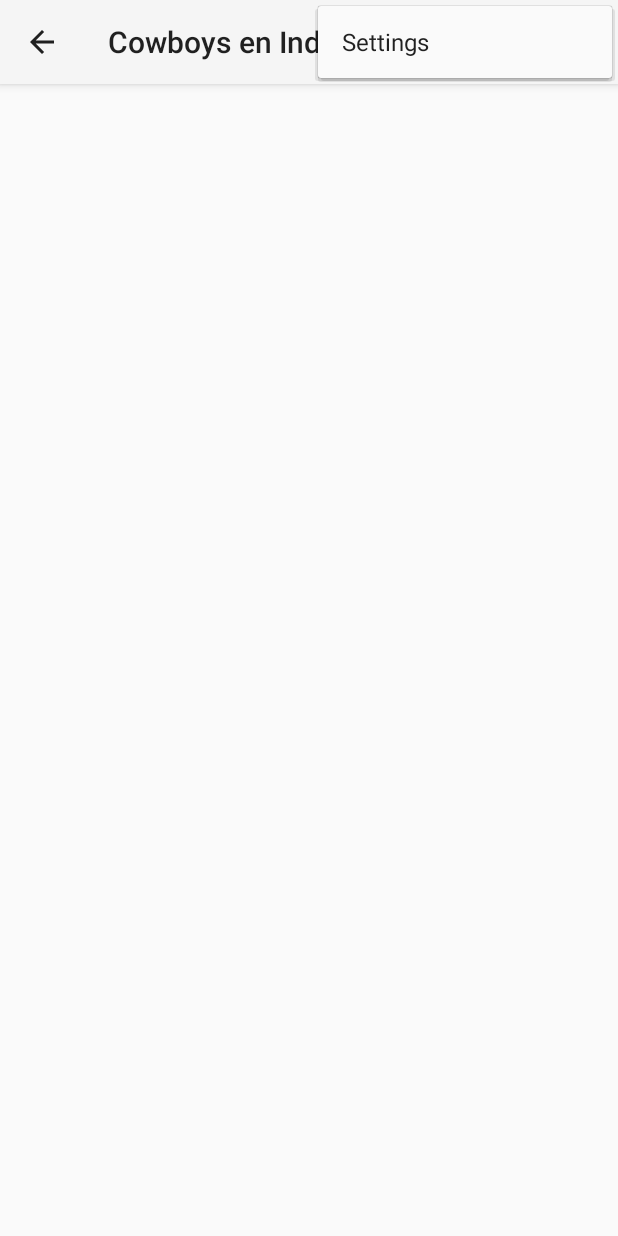
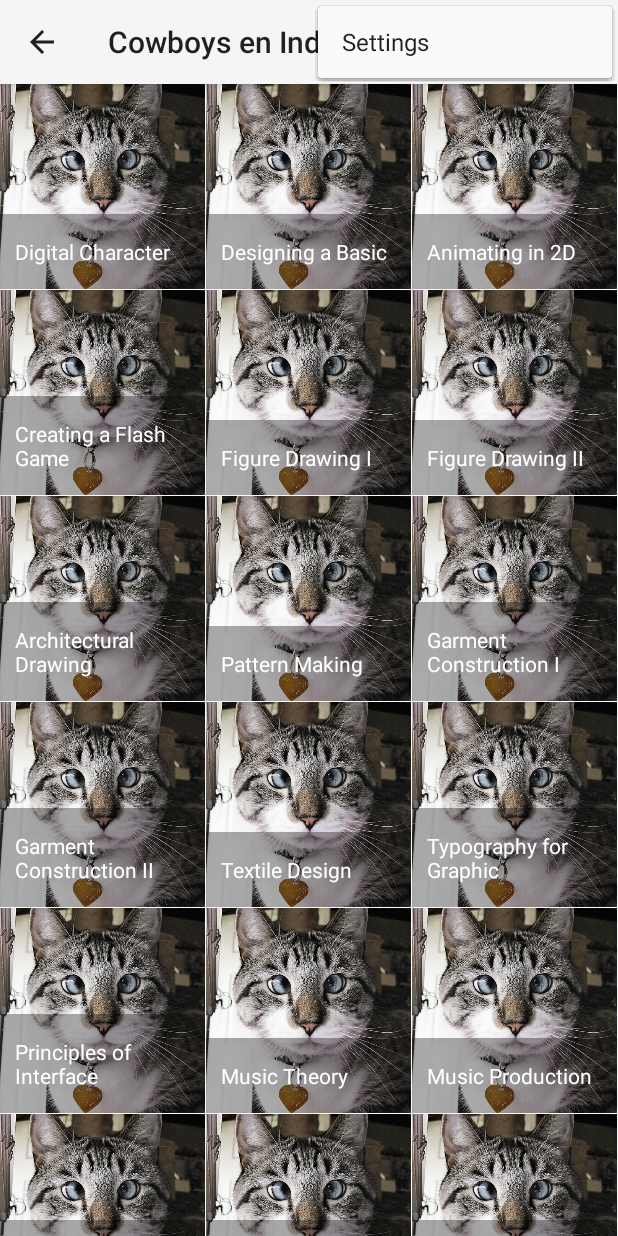
Before and after one commit to rkodde/cowboysenindiana, an Android app: the screen it shows after launch (Dashboard), with the options menu open, on a phone screen of 412 x 824 dp. Run offline under Robolectric (Android 15) with nearby library versions, the phone set to English and light mode, and no system bars; 2 statements that could not run were skipped.

Commit message:
First outline of Presence List on Dashboard

```diff
--- /dev/null
+++ b/CowboysenIndiana/app/src/main/java/nl/cowboysenindiana/app/nl/cowboysenindiana/app/data/Child.java
@@ -0,0 +1,31 @@
+package nl.cowboysenindiana.app.nl.cowboysenindiana.app.data;
+
+/**
+ * Basic class 'Child'
+ * to manage children's details
+ * Created by Sasha Antipin on 18-10-2015.
+ */
+public class Child {
+        private int childNumber;
+        private String childName;
+        private String childNote;
+
+        public Child(int childNumber, String childName, String childNote) {
+            this.childNumber = childNumber;
+            this.childName = childName;
+            this.childNote = childNote;
+        }
+
+        public int getChildNumber() {
+            return childNumber;
+        }
+
+        public String getChildName() { return childName; }
+
+        public String getChildNote() { return childNote; }
+
+        @Override
+        public String toString() {
+            return childName;
+        }
+}
--- /dev/null
+++ b/CowboysenIndiana/app/src/main/java/nl/cowboysenindiana/app/nl/cowboysenindiana/app/data/DataProvider.java
@@ -0,0 +1,74 @@
+package nl.cowboysenindiana.app.nl.cowboysenindiana.app.data;
+import java.util.ArrayList;
+import java.util.List;
+
+/**
+ * Data example for 'Child' database
+ * Created by Sasha Antipin on 18-10-2015.
+ */
+public class DataProvider {
+
+    private static List<Child> data = new ArrayList<>();
+
+    public static List<Child> getData() {
+        return data;
+    }
+
+    static {
+
+        data.add(new Child(10101, "Digital Character",
+                "basic, engaging character model, from concept development through sketching and modeling of the character. Students will be expected to research and pitch a design and background story, creating concept drawings, storyboards, animatics, and a traditional clay maquette. In the modeling portion of the course, you will construct a basic rig with 3D modeling tools, resulting in a fully animate-able character that can be skinned in any major 3D software package."));
+
+        data.add(new Child(10102, "Designing a Basic"
+                , "Designing a Basic Digital Character II reviews basic character creation techniques and advances to character setup and final rendering. Learn to rig and skin the character skeleton to create smooth and expressive movement possible. Then, during rendering phase, you’ll learn to create custom textures and materials and apply these to create a realistic appearance for your model."));
+
+        data.add(new Child(10103, "Animating in 2D"
+                , "Despite the prevalence of Maya and 3ds Max, Flash is still a huge player in the 2D animation world, being employed in shows from the cult phenomenon My Little Pony: Friendship is Magic and Looney Tunes to the full-length feature The Secret of Kells. This course shows you how to sketch a basic character, start drawing in Flash using vector shapes and paths, convert drawings to symbols, and animate a character along a timeline using keyframes and tweens. Then, you’ll learn how to publish to different formats, including SWF, and what the best distribution methods are for your movie in today’s media landscape."));
+
+        data.add(new Child(10104, "Creating a Flash Game"
+                , "Browser-based gaming is a huge industry and developers are looking for animators that cannot only design, but code their own games. Creating a Flash Game shows Flash animators how to take their existing skills to the next level with an introduction to game theory and ActionScript. Dr. Neils Barclaymore walks students through the principles of solid game design and techniques that translate to directly to the storyboard. Then dive into ActionScript, an object-oriented language that is at once powerful and flexible. Students will leave the class with a sophisticated, fully-functioning game that engages users and inspires play."));
+
+        data.add(new Child(20101, "Figure Drawing I"
+                , "Figure drawing is an invaluable tool for mastering the human form and postures. This course covers basic pose and composition, using pencil, charcoal, and ink. Each session will feature a unique model and include a combination of gesture drawing and longer sustained poses. The sessions conclude with a crit round, where each student receives individual attention and advice."));
+
+        data.add(new Child(20102, "Figure Drawing II"
+                , "Students in our advanced figure painting course focus on producing one finished painting with a selected model of their choosing. Artists are mentored through the process of initial conception, lighting, posing, and composition. Due to the unique nature of this course, only a limited number of students are accepted and should be prepared to submit a portfolio of their work when applying to register."));
+
+        data.add(new Child(20103, "Architectural Drawing"
+                , "Though most architectural drawing has migrated to CAD software, design firms still expect a strong foundational knowledge that comes with manual drafting. This course defines the conventions for documenting modern buildings, including viewpoint, scale, annotation, and cross-referencing. Students will create floor plan, site plan, elevation, and cross section views of structures, with a major emphasis on project presentation and a secondary emphasis on structural and service needs. The course will also touch on migrating to computer-aided design (CAD) software and the benefits of transitioning working drawings into a digital format."));
+
+        data.add(new Child(30101, "Pattern Making"
+                , "Pattern making is the key to well-fitting pattern blocks and clothes, as well as the efficiency of garment manufacturing. In this course, you’ll learn to design clothing using one of three pattern making methods: flat-pattern using common slopers, custom pattern-making with French curves, and draping. After creating basic mockups, you’ll learn how to make variations on a simple design and finally, produce a finished garment. The course will also show how to integrate these methods with pattern-making software that, while still in its infancy, is capitalizing on the revolutions made with CAD software."));
+
+        data.add(new Child(30102, "Garment Construction I"
+                , "Sewing is simple; constructing a beautifully tailored garment in multiple sizes is not. In this class, you’ll learn how to customize patterns, properly choose and cut fabric, how to choose needles, machines, and stiches, and the unique of fabrics such as wool, silk, cotton, and synthetics. You’ll discover how to perform sewing techniques such as darts, pleats, set-in sleeves, and more. This class is invaluable reference for both the budding fashion designers and the more seasoned tailors among us."));
+
+        data.add(new Child(30103, "Garment Construction II"
+                , "This class takes up where the first installment leaves off and presents working with specialized fabrics (such as for evening and bridal wear), tailoring, fabric embellishments (buttons, embroidery, sequins, and more), and an introduction to textile technology. You’ll also review famed haute couture techniques and find out what makes a couture garment just so special. The class is design for the advanced sewer who has perfected the basics and wants to advance their career or interest in fashion."));
+
+        data.add(new Child(30104, "Textile Design"
+                , "With the explosion in available synthetics, the garment industry has never-before-seen options and the consumer now wears lighter, more durable, and less expensive fabrics than ever before. These changes weren’t possible without the technology innovations made through textile design. Companies like L.L. Bean and Patagonia are hiring textile designers to create state-of-the-art fabrics that are breathable, provide protection from the elements (sun and snow), and are still colorful and fashion-conscious. This course explores current and past trends in fabrics, from texture and color to composition, the production cycle for most modern fabrics, how to paint and design compelling palettes and patterns, the process for creating woven and synthetic textiles, and how to market your designs."));
+
+        data.add(new Child(40101, "Typography for Graphic"
+                , "Graphic designers paint with color, line, and imagery, but they also paint with words—and choosing a font is just the beginning. In this course, you’ll learn how to personalize fonts by making adjustments to x-height, kerning and leading, weight, and size. You’ll also learn to play fonts against each other and harness the power of color to affect mood, emotion, and message, by learning about complementary and harmonic hues. This course will teach you how to think of type as necessary component of a great overall design, not merely text to be buried in its midst."));
+
+        data.add(new Child(40102, "Principles of Interface"
+                , "After years of general neglect, user interfaces—the portal through which we interact with software or are presented content on the Internet—are finally getting the attention they deserve. UI/UX design is a hot topic and graphic designers are being pulled in not only to make the experience aesthetically pleasing, but also as intelligent and as efficient as possible. The course teaches the principles and best practices behind good design, covering specifics such as navigation, icon design, menus, grouping, and error handling. Designers will also learn about the development process, from user analysis to prototyping and testing."));
+
+        data.add(new Child(50101, "Music Theory"
+                , "At the foundation of all great music and musicians is  the understanding of the theories of harmony,  melodic practices, and analysis of music composition. Successful completion of this class will result in students having the basic understanding of rhythm, beat, standard notation, and composition instruments. Students will learn how to interpret story through music and how culture can shape an audience's perception of musical performances. At the beginning of this class, all students will be assessed for their unique skill set. This will be the basis for determining the individual achievement levels for ear training."));
+
+        data.add(new Child(50102, "Music Production"
+                , "Music Production will allow students to explore the techniques that engineers, producers, and composers use to create audio recordings. They will also  learn the basics of recording, mixing, and editing audio for use in music and video formats. This course  will cover the basics of using midi equipment to enhance music productions.  Upon completion of the course students will be able to create a digital audio project from concept to finished product. Our state-of-the-art audio workstations will provide the environment to familiarize yourself with the most current tools and software to create your own masterpieces."));
+
+        data.add(new Child(60101, "Photography Workshop I"
+                , "The basic principles of photography create a solid foundation for photographers, whether they choose to compose their photos in print or digitally. In this course we'll take students through the basic concepts and teach methods for creating stunning photographs. Students will learn the rules of composition, functions of a SLR camera, usage of light, exposure, aperture, and shutter speeds. The instructor will also help students learn how to develop their portfolio and methods for distribution of their work. Students will be required to have a SLR camera with manual controls to complete this class."));
+
+        data.add(new Child(60102, "Photography Workshop II"
+                , "This course will continue on the principles outlined in Photography Workshop I: Print. Students will learn about the unique options for digital photography and learn to understand the digital environments and how to work with them. Students will also learn about image resolution,  color modes, file management, image adjustments,  and editing and software tools. The course also introduces concepts for using web tools to create a digital portfolio for sharing work on the world wide web. This course also includes a workshop to introduce publishing options and learn methods for protecting, licensing, and distributing images."));
+
+        data.add(new Child(60103, "Photography Hands",
+                "The majority of this class will take place outside of the classroom, with 5 lectures and check-in meetings throughout the course. Students will be given 4 photography projects, in both print and digital photography formats, to help them master the techniques of photography and prepare them for working on field assignments. The course also teaches students how to find contacts and get their work into the hands of industry professionals."));
+
+    }
+}
--- /dev/null
+++ b/CowboysenIndiana/app/src/main/java/nl/cowboysenindiana/app/presencelist/ContentAdapter.java
@@ -0,0 +1,104 @@
+package nl.cowboysenindiana.app.presencelist;
+
+import android.app.Dialog;
+import android.content.Context;
+import android.view.LayoutInflater;
+import android.view.View;
+import android.view.ViewGroup;
+import android.widget.BaseAdapter;
+import android.widget.ImageView;
+import android.widget.TextView;
+
+import nl.cowboysenindiana.app.nl.cowboysenindiana.app.data.Child;
+import nl.cowboysenindiana.app.nl.cowboysenindiana.app.data.DataProvider;
+import nl.cowboysenindiana.app.rooster.cowboysenindiana.R;
+
+import java.util.List;
+
+/**
+ * ContentAdapter class
+ * adapter for GridView
+ * @see SquareImageView,
+ * Created by Sasha Antipin on 27-10-2015.
+ */
+public final class ContentAdapter extends BaseAdapter {
+
+    private Dialog dialog;
+    private final List<Child> mItems;
+    private final LayoutInflater mInflater;
+    private Context context = null;
+    private Child item;
+
+    public ContentAdapter(Context context) {
+        mInflater = LayoutInflater.from(context);
+
+        mItems = DataProvider.getData();
+    }
+
+    @Override
+    public int getCount() {
+        return mItems.size();
+    }
+
+    @Override
+    public Child getItem(int i) {
+        return mItems.get(i);
+    }
+
+    @Override
+    public long getItemId(int i) {
+        return mItems.get(i).getChildNumber();
+    }
+
+    @Override
+    public View getView(int i, View view, ViewGroup viewGroup) {
+        View myView = view;
+        ImageView picture;
+        TextView name;
+
+        if (myView == null) {
+            myView = mInflater.inflate(R.layout.grid_item, viewGroup, false);
+            myView.setTag(R.id.picture, myView.findViewById(R.id.picture));
+            myView.setTag(R.id.text, myView.findViewById(R.id.text));
+        }
+
+        picture = (ImageView) myView.getTag(R.id.picture);
+        name = (TextView) myView.getTag(R.id.text);
+
+        item = getItem(i);
+
+        picture.setImageResource(R.drawable.dummy_image);
+        name.setText(item.getChildName());
+
+        myView.setOnClickListener(new View.OnClickListener() {
+            @Override
+            public void onClick(View v) {
+
+                //@TODO functionality to check out the person's presence
+//                dialog = new Dialog(myViewx);
+//                dialog.setTitle(item.getChildName());
+//                dialog.setContentView(R.layout.dialog);
+//                Button b1 = (Button) dialog.findViewById(R.id.add);
+//                Button b2 = (Button) dialog.findViewById(R.id.absent);
+//
+//                ImageView picture = (ImageView) dialog.findViewById(R.id.picture);
+//                picture.setImageResource(R.drawable.dummy_image);
+//
+//                b1.setOnClickListener(new View.OnClickListener() {
+//                    @Override
+//                    public void onClick(View v) {
+//                        //@TODO add to presence list functionality
+//                    }
+//                });
+//                b2.setOnClickListener(new View.OnClickListener() {
+//                    @Override
+//                    public void onClick(View v) {
+//                        //@TODO absent from presence list functionality
+//                    }
+//                });
+//                dialog.show();
+            }
+        });
+        return myView;
+    }
+}
--- /dev/null
+++ b/CowboysenIndiana/app/src/main/java/nl/cowboysenindiana/app/presencelist/SquareImageView.java
@@ -0,0 +1,31 @@
+package nl.cowboysenindiana.app.presencelist;
+
+import android.content.Context;
+import android.util.AttributeSet;
+import android.widget.ImageView;
+
+/**
+ * SquareImageView class
+ * Make a custom ImageView that maintains its aspect ratio
+ * @see ContentAdapter
+ * Created by Sasha Antipin on 27-10-2015.
+ */
+public class SquareImageView extends ImageView {
+    public SquareImageView(Context context) {
+        super(context);
+    }
+
+    public SquareImageView(Context context, AttributeSet attrs) {
+        super(context, attrs);
+    }
+
+    public SquareImageView(Context context, AttributeSet attrs, int defStyle) {
+        super(context, attrs, defStyle);
+    }
+
+    @Override
+    protected void onMeasure(int widthMeasureSpec, int heightMeasureSpec) {
+        super.onMeasure(widthMeasureSpec, heightMeasureSpec);
+        setMeasuredDimension(getMeasuredWidth(), getMeasuredWidth()); //Snap to width
+    }
+}
--- a/CowboysenIndiana/app/src/main/java/nl/cowboysenindiana/app/rooster/cowboysenindiana/Dashboard.java
+++ b/CowboysenIndiana/app/src/main/java/nl/cowboysenindiana/app/rooster/cowboysenindiana/Dashboard.java
@@ -16,7 +16,10 @@ import android.view.View;
 import android.view.ViewGroup;
 import android.support.v4.widget.DrawerLayout;
 import android.widget.ArrayAdapter;
+import android.widget.GridView;
 import android.widget.TextView;
+
+import nl.cowboysenindiana.app.presencelist.ContentAdapter;
 
 public class Dashboard extends Activity
         implements NavigationDrawerFragment.NavigationDrawerCallbacks {
@@ -35,6 +38,10 @@ public class Dashboard extends Activity
     protected void onCreate(Bundle savedInstanceState) {
         super.onCreate(savedInstanceState);
         setContentView(R.layout.activity_dashboard);
+
+        /** Initialise a gridView for PresenceList and Set ContentAdapter to GridView */
+        GridView gridView = (GridView) findViewById(R.id.gridview);
+        gridView.setAdapter(new ContentAdapter(this));
 
         mNavigationDrawerFragment = (NavigationDrawerFragment)
                 getFragmentManager().findFragmentById(R.id.navigation_drawer);
--- a/CowboysenIndiana/app/src/main/java/nl/cowboysenindiana/app/rooster/cowboysenindiana/MainActivity.java
+++ b/CowboysenIndiana/app/src/main/java/nl/cowboysenindiana/app/rooster/cowboysenindiana/MainActivity.java
@@ -4,6 +4,9 @@ import android.app.Activity;
 import android.os.Bundle;
 import android.view.Menu;
 import android.view.MenuItem;
+import android.widget.GridView;
+
+import nl.cowboysenindiana.app.presencelist.ContentAdapter;
 
 public class MainActivity extends Activity {
 
@@ -11,6 +14,7 @@ public class MainActivity extends Activity {
     protected void onCreate(Bundle savedInstanceState) {
         super.onCreate(savedInstanceState);
         setContentView(R.layout.activity_main);
+
     }
 
     @Override
--- a/CowboysenIndiana/app/src/main/res/layout/activity_dashboard.xml
+++ b/CowboysenIndiana/app/src/main/res/layout/activity_dashboard.xml
@@ -1,20 +1,31 @@
 <!-- A DrawerLayout is intended to be used as the top-level content view using match_parent for both width and height to consume the full space available. -->
 <android.support.v4.widget.DrawerLayout xmlns:android="http://schemas.android.com/apk/res/android"
-    xmlns:tools="http://schemas.android.com/tools" android:id="@+id/drawer_layout"
-    android:layout_width="match_parent" android:layout_height="match_parent"
+    xmlns:tools="http://schemas.android.com/tools"
+    android:id="@+id/drawer_layout"
+    android:layout_width="match_parent"
+    android:layout_height="match_parent"
     tools:context="nl.cowboysenindiana.app.rooster.cowboysenindiana.Dashboard">
+
+    <!-- load a grid with presence list -->
+    <include layout="@layout/content_presencelist" />
+
 
     <!-- As the main content view, the view below consumes the entire
          space available using match_parent in both dimensions. -->
-    <FrameLayout android:id="@+id/container" android:layout_width="match_parent"
+
+    <FrameLayout
+        android:id="@+id/container"
+        android:layout_width="match_parent"
         android:layout_height="match_parent" />
 
     <!-- The drawer is given a fixed width in dp and extends the full height of
          the container. -->
-    <fragment android:id="@+id/navigation_drawer"
-        android:layout_width="@dimen/navigation_drawer_width" android:layout_height="match_parent"
+    <fragment
+        android:id="@+id/navigation_drawer"
+        android:name="nl.cowboysenindiana.app.rooster.cowboysenindiana.NavigationDrawerFragment"
+        android:layout_width="@dimen/navigation_drawer_width"
+        android:layout_height="match_parent"
         android:layout_gravity="start"
-        android:name="nl.cowboysenindiana.app.rooster.cowboysenindiana.NavigationDrawerFragment"
         tools:layout="@layout/drawer_dashboard" />
 
 </android.support.v4.widget.DrawerLayout>
--- a/CowboysenIndiana/app/src/main/res/layout/activity_main.xml
+++ b/CowboysenIndiana/app/src/main/res/layout/activity_main.xml
@@ -5,7 +5,6 @@
     android:paddingTop="@dimen/activity_vertical_margin"
     android:paddingBottom="@dimen/activity_vertical_margin" tools:context=".MainActivity">
 
-    <TextView android:text="@string/hello_world" android:layout_width="wrap_content"
-        android:layout_height="wrap_content" />
+
 
 </RelativeLayout>
--- /dev/null
+++ b/CowboysenIndiana/app/src/main/res/layout/content_presencelist.xml
@@ -0,0 +1,16 @@
+<?xml version="1.0" encoding="utf-8"?>
+<FrameLayout
+    xmlns:android="http://schemas.android.com/apk/res/android"
+    android:layout_width="match_parent"
+    android:layout_height="match_parent">
+
+    <GridView
+        android:id="@+id/gridview"
+        android:layout_width="match_parent"
+        android:layout_height="match_parent"
+        android:verticalSpacing="1dp"
+        android:horizontalSpacing="1dp"
+        android:stretchMode="columnWidth"
+        android:numColumns="3"/>
+
+</FrameLayout>
--- a/CowboysenIndiana/app/src/main/res/layout/fragment_dashboard.xml
+++ b/CowboysenIndiana/app/src/main/res/layout/fragment_dashboard.xml
@@ -1,12 +1,16 @@
 <RelativeLayout xmlns:android="http://schemas.android.com/apk/res/android"
-    xmlns:tools="http://schemas.android.com/tools" android:layout_width="match_parent"
-    android:layout_height="match_parent" android:paddingLeft="@dimen/activity_horizontal_margin"
+    xmlns:tools="http://schemas.android.com/tools"
+    android:layout_width="match_parent"
+    android:layout_height="match_parent"
+    android:paddingBottom="@dimen/activity_vertical_margin"
+    android:paddingLeft="@dimen/activity_horizontal_margin"
     android:paddingRight="@dimen/activity_horizontal_margin"
     android:paddingTop="@dimen/activity_vertical_margin"
-    android:paddingBottom="@dimen/activity_vertical_margin"
     tools:context="nl.cowboysenindiana.app.rooster.cowboysenindiana.Dashboard$PlaceholderFragment">
 
-    <TextView android:id="@+id/section_label" android:layout_width="wrap_content"
+    <TextView
+        android:id="@+id/section_label"
+        android:layout_width="wrap_content"
         android:layout_height="wrap_content" />
 
 </RelativeLayout>
--- /dev/null
+++ b/CowboysenIndiana/app/src/main/res/layout/grid_item.xml
@@ -0,0 +1,25 @@
+<?xml version="1.0" encoding="utf-8"?>
+
+<FrameLayout xmlns:android="http://schemas.android.com/apk/res/android"
+    android:layout_width="match_parent"
+    android:layout_height="match_parent">
+
+    <nl.cowboysenindiana.app.presencelist.SquareImageView
+        android:id="@+id/picture"
+        android:layout_width="match_parent"
+        android:layout_height="match_parent"
+        android:scaleType="centerCrop"/>
+
+    <TextView
+        android:id="@+id/text"
+        android:layout_width="match_parent"
+        android:layout_height="wrap_content"
+        android:paddingLeft="10dp"
+        android:paddingRight="10dp"
+        android:paddingTop="15dp"
+        android:paddingBottom="15dp"
+        android:layout_gravity="bottom"
+        android:textColor="@android:color/white"
+        android:background="#55000000"/>
+
+</FrameLayout>
--- a/CowboysenIndiana/app/src/main/res/menu/global.xml
+++ b/CowboysenIndiana/app/src/main/res/menu/global.xml
@@ -1,4 +1,7 @@
 <menu xmlns:android="http://schemas.android.com/apk/res/android">
-    <item android:id="@+id/action_settings" android:title="@string/action_settings"
-        android:orderInCategory="100" android:showAsAction="never" />
+    <item
+        android:id="@+id/action_settings"
+        android:orderInCategory="100"
+        android:showAsAction="never"
+        android:title="@string/action_settings" />
 </menu>
```
Also changed, not shown: CowboysenIndiana/app/src/main/res/layout/dialog.xml (added, +35 -0 lines), CowboysenIndiana/app/src/main/res/layout/drawer_dashboard.xml (+6 -3 lines), CowboysenIndiana/app/src/main/res/menu/dashboard.xml (+9 -4 lines), CowboysenIndiana/app/src/main/res/menu/menu_main.xml (+7 -3 lines), CowboysenIndiana/app/src/main/res/drawable-hdpi/dummy_image.jpg (added).
